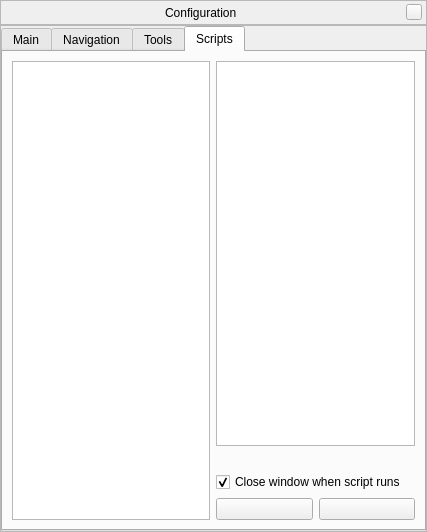
Old version of the form src/gui/configurationDialog.ui in the repository 519984307/stellarium_src.
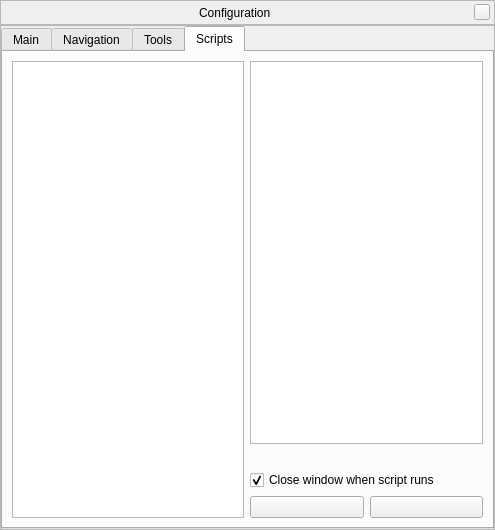
New version of the form. Icons and pictures are not drawn. Custom widgets are drawn as their Qt base class.

```diff
--- a/src/gui/configurationDialog.ui
+++ b/src/gui/configurationDialog.ui
@@ -5,8 +5,8 @@
    <rect>
     <x>0</x>
     <y>0</y>
-    <width>427</width>
-    <height>532</height>
+    <width>495</width>
+    <height>530</height>
    </rect>
   </property>
   <property name="windowTitle" >
```
